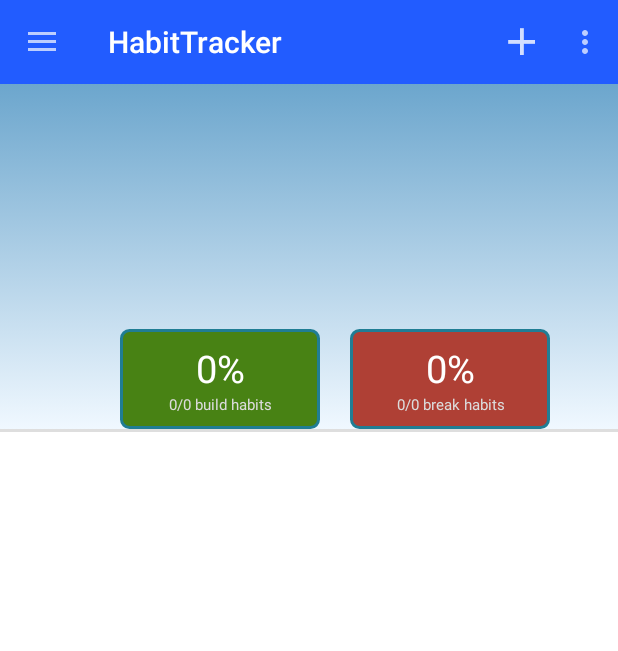
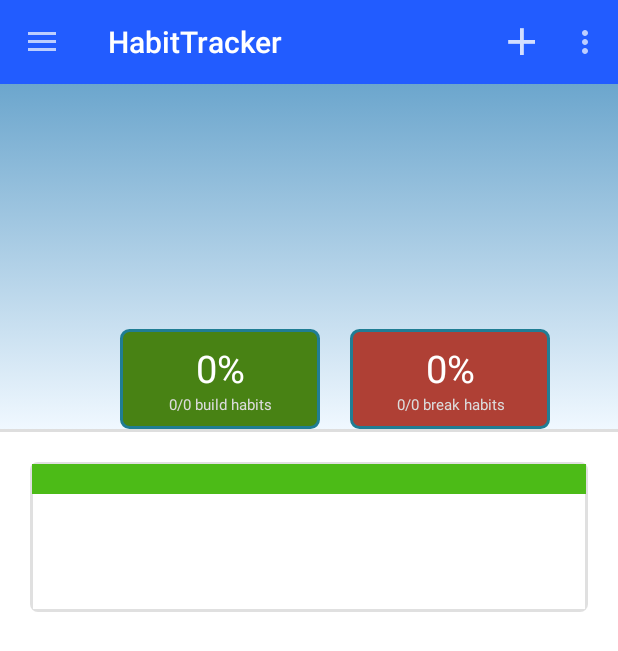
Before and after one commit to kienthoang/HabitTracker, an Android app: the screen it shows after launch (MainActivity), on a phone screen of 412 x 824 dp. Shown: the top 651 px of the screen. Run offline under Robolectric (Android 15) with nearby library versions, the phone set to English and light mode, and no system bars.

Commit message:
Frame for reminders on home fragment.

```diff
--- /dev/null
+++ b/app/src/main/res/drawable/drawerable_home_reminders.xml
@@ -0,0 +1,27 @@
+<?xml version="1.0" encoding="utf-8"?>
+<layer-list xmlns:android="http://schemas.android.com/apk/res/android" >
+
+    <item>
+        <shape android:shape="rectangle" >
+            <solid android:color="#E0E0E0" />
+            <padding
+                android:bottom="2dp"
+                android:left="2dp"
+                android:right="2dp"
+                android:top="2dp" />
+
+            <corners android:radius="5dp" />
+        </shape>
+    </item>
+    <item>
+        <shape android:shape="rectangle" >
+            <padding
+                android:bottom="5dp"
+                android:left="5dp"
+                android:right="5dp"
+                android:top="5dp" />
+
+            <solid android:color="#ffffff" />
+        </shape>
+    </item>
+</layer-list>
--- a/app/src/main/res/layout/fragment_home.xml
+++ b/app/src/main/res/layout/fragment_home.xml
@@ -6,11 +6,7 @@
     android:background="#ffffff">
 
     <LinearLayout
-        android:layout_width="match_parent"
-        android:layout_height="wrap_content"
-        android:orientation="vertical">
-
-        <LinearLayout
+        android:id="@+id/home_progress_section"
         android:layout_width="match_parent"
         android:layout_height="230dp"
         android:orientation="horizontal"
@@ -92,6 +88,24 @@
         android:layout_height="2dp"
         android:background="#DEDEDE" />
 
+    <LinearLayout
+        android:id="@+id/home_reminders_section"
+        android:layout_width="fill_parent"
+        android:layout_height="100dp"
+        android:layout_marginLeft="20dp"
+        android:layout_marginRight="20dp"
+        android:layout_marginTop="20dp"
+        android:padding="1dp"
+        android:orientation="vertical"
+        android:background="@drawable/drawerable_home_reminders">
+
+        <LinearLayout
+            android:layout_width="fill_parent"
+            android:layout_height="20dp"
+            android:orientation="vertical"
+            android:background="@color/reminders_header">
+
+        </LinearLayout>
     </LinearLayout>
 
 </LinearLayout>
--- a/app/src/main/res/values/color.xml
+++ b/app/src/main/res/values/color.xml
@@ -1,3 +1,4 @@
 <resources>
     <color name="ColorPrimary">#225cff</color>
+    <color name="reminders_header">#4CBB17</color>
 </resources>
```
Lines whose indentation alone changed are shown as unchanged.
